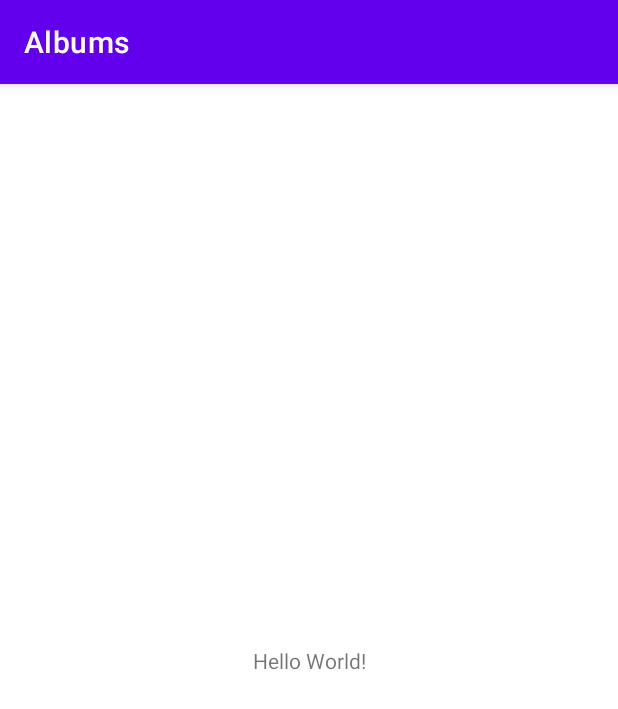
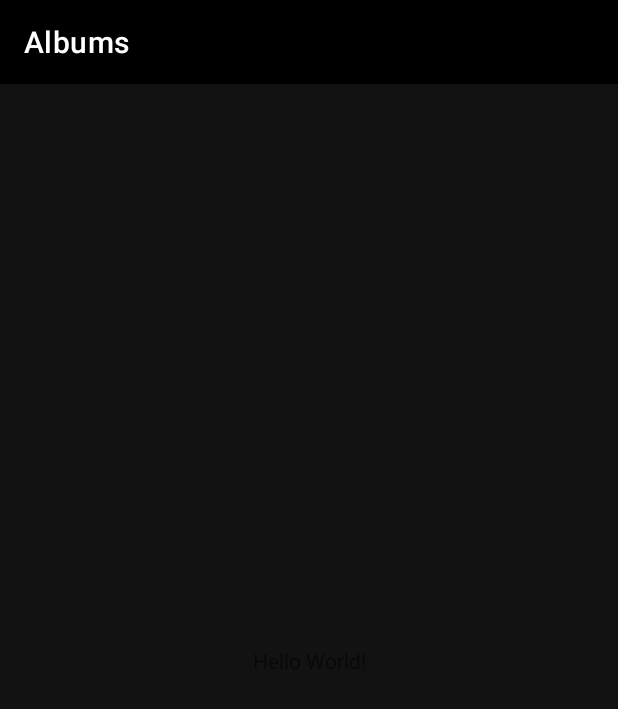
Before and after one commit to ericksavluchinske/kotlin-android-retrofit-coroutines-clean-mvvm-dagger-room, an Android app: the screen it shows after launch (AlbumsActivity), on a phone screen of 412 x 824 dp. Shown: the top 709 px of the screen. Run offline under Robolectric (Android 15) with nearby library versions, the phone set to English and light mode, and no system bars.

Commit message:
update themes and colors

```diff
--- a/app/src/main/res/values/colors.xml
+++ b/app/src/main/res/values/colors.xml
@@ -7,4 +7,9 @@
     <color name="teal_700">#FF018786</color>
     <color name="black">#FF000000</color>
     <color name="white">#FFFFFFFF</color>
+
+    <color name="background">#121212</color>
+    <color name="card_background">#252525</color>
+    <color name="text_high">#E0E0E0</color>
+    <color name="text_medium">#A0A0A0</color>
 </resources>
--- a/app/src/main/res/values/themes.xml
+++ b/app/src/main/res/values/themes.xml
@@ -2,8 +2,8 @@
     <!-- Base application theme. -->
     <style name="Theme.RetrofitDemoCleanDagger" parent="Theme.MaterialComponents.DayNight.DarkActionBar">
         <!-- Primary brand color. -->
-        <item name="colorPrimary">@color/purple_500</item>
-        <item name="colorPrimaryVariant">@color/purple_700</item>
+        <item name="colorPrimary">@color/black</item>
+        <item name="colorPrimaryVariant">@color/black</item>
         <item name="colorOnPrimary">@color/white</item>
         <!-- Secondary brand color. -->
         <item name="colorSecondary">@color/teal_200</item>
@@ -12,5 +12,6 @@
         <!-- Status bar color. -->
         <item name="android:statusBarColor">?attr/colorPrimaryVariant</item>
         <!-- Customize your theme here. -->
+        <item name="android:backgroundTint">@color/background</item>
     </style>
 </resources>
```
